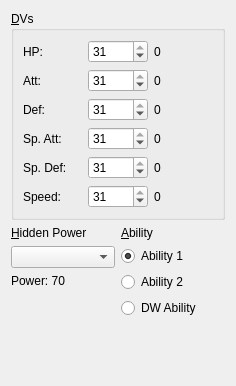
po-devs/pokemon-online, file src/Teambuilder/Teambuilder/ivbox.ui: the form before one commit.
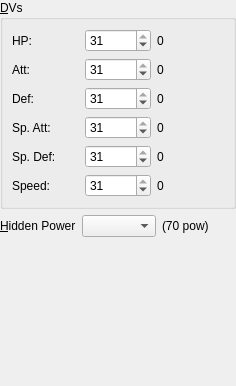
The form after the commit.

What changed in the file:
```diff
--- a/src/Teambuilder/Teambuilder/ivbox.ui
+++ b/src/Teambuilder/Teambuilder/ivbox.ui
@@ -19,96 +19,11 @@
   <property name="windowTitle">
    <string>DVs</string>
   </property>
-  <layout class="QGridLayout" name="gridLayout_2">
-   <item row="2" column="1">
-    <layout class="QVBoxLayout" name="verticalLayout">
-     <item>
-      <widget class="QLabel" name="abilityTitle">
-       <property name="text">
-        <string>&amp;Ability</string>
-       </property>
-       <property name="buddy">
-        <cstring>ability1</cstring>
-       </property>
-      </widget>
-     </item>
-     <item>
-      <widget class="QRadioButton" name="ability1">
-       <property name="text">
-        <string>Ability 1</string>
-       </property>
-       <property name="checked">
-        <bool>true</bool>
-       </property>
-      </widget>
-     </item>
-     <item>
-      <widget class="QRadioButton" name="ability2">
-       <property name="text">
-        <string>Ability 2</string>
-       </property>
-      </widget>
-     </item>
-     <item>
-      <widget class="QRadioButton" name="ability3">
-       <property name="text">
-        <string>DW Ability</string>
-       </property>
-      </widget>
-     </item>
-     <item>
-      <spacer name="verticalSpacer">
-       <property name="orientation">
-        <enum>Qt::Vertical</enum>
-       </property>
-       <property name="sizeHint" stdset="0">
-        <size>
-         <width>20</width>
-         <height>40</height>
-        </size>
-       </property>
-      </spacer>
-     </item>
-    </layout>
-   </item>
-   <item row="2" column="0">
-    <layout class="QVBoxLayout" name="verticalLayout_2">
-     <item>
-      <widget class="QLabel" name="hiddenPowerTitle">
-       <property name="text">
-        <string>&amp;Hidden Power</string>
-       </property>
-       <property name="buddy">
-        <cstring>hiddenPowerType</cstring>
-       </property>
-      </widget>
-     </item>
-     <item>
-      <widget class="QComboBox" name="hiddenPowerType"/>
-     </item>
-     <item>
-      <widget class="QLabel" name="hiddenPowerPower">
-       <property name="text">
-        <string>Power: 70</string>
-       </property>
-      </widget>
-     </item>
-     <item>
-      <spacer name="verticalSpacer_2">
-       <property name="orientation">
-        <enum>Qt::Vertical</enum>
-       </property>
-       <property name="sizeHint" stdset="0">
-        <size>
-         <width>72</width>
-         <height>113</height>
-        </size>
-       </property>
-      </spacer>
-     </item>
-    </layout>
-   </item>
-   <item row="0" column="0" rowspan="2" colspan="2">
+  <layout class="QVBoxLayout" name="verticalLayout">
+   <property name="margin">
+    <number>0</number>
+   </property>
+   <item>
     <widget class="QGroupBox" name="finalStats">
      <property name="title">
       <string>&amp;DVs</string>
@@ -261,6 +176,43 @@
      </layout>
     </widget>
    </item>
+   <item>
+    <layout class="QHBoxLayout" name="horizontalLayout">
+     <item>
+      <widget class="QLabel" name="hiddenPowerTitle">
+       <property name="text">
+        <string>&amp;Hidden Power</string>
+       </property>
+       <property name="buddy">
+        <cstring>hiddenPowerType</cstring>
+       </property>
+      </widget>
+     </item>
+     <item>
+      <widget class="QComboBox" name="hiddenPowerType"/>
+     </item>
+     <item>
+      <widget class="QLabel" name="hiddenPowerPower">
+       <property name="text">
+        <string>(70 pow)</string>
+       </property>
+      </widget>
+     </item>
+    </layout>
+   </item>
+   <item>
+    <spacer name="verticalSpacer">
+     <property name="orientation">
+      <enum>Qt::Vertical</enum>
+     </property>
+     <property name="sizeHint" stdset="0">
+      <size>
+       <width>20</width>
+       <height>114</height>
+      </size>
+     </property>
+    </spacer>
+   </item>
   </layout>
  </widget>
  <tabstops>
```
Left out of the diff: 92 changed lines with no effect on the pictures.
